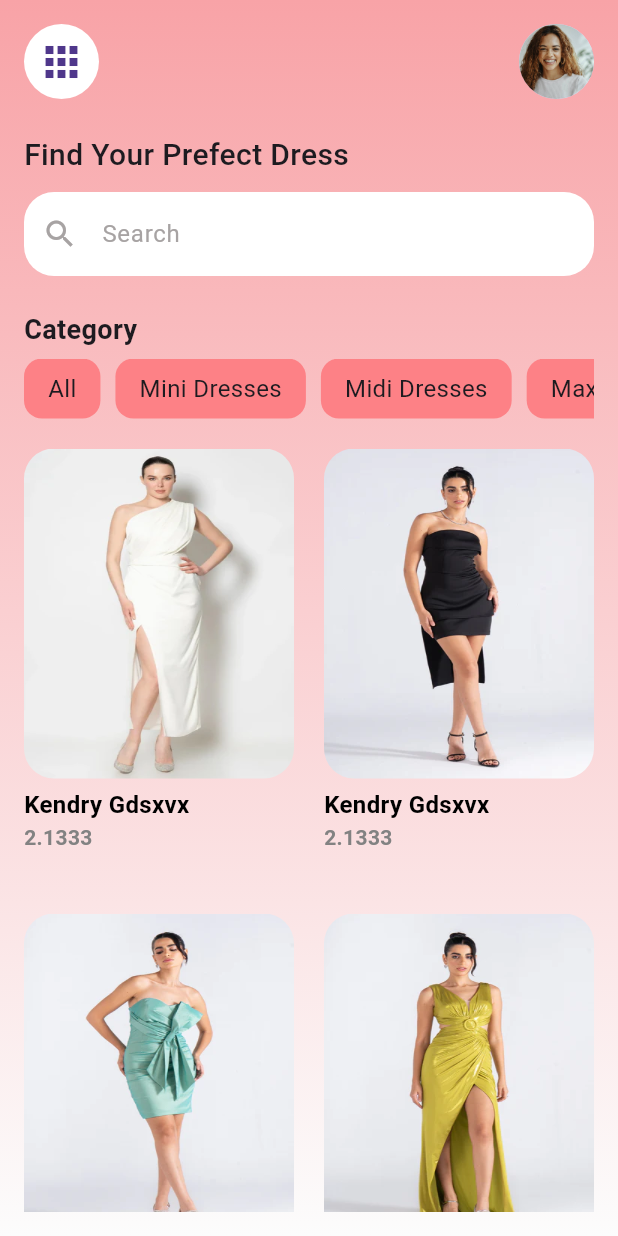
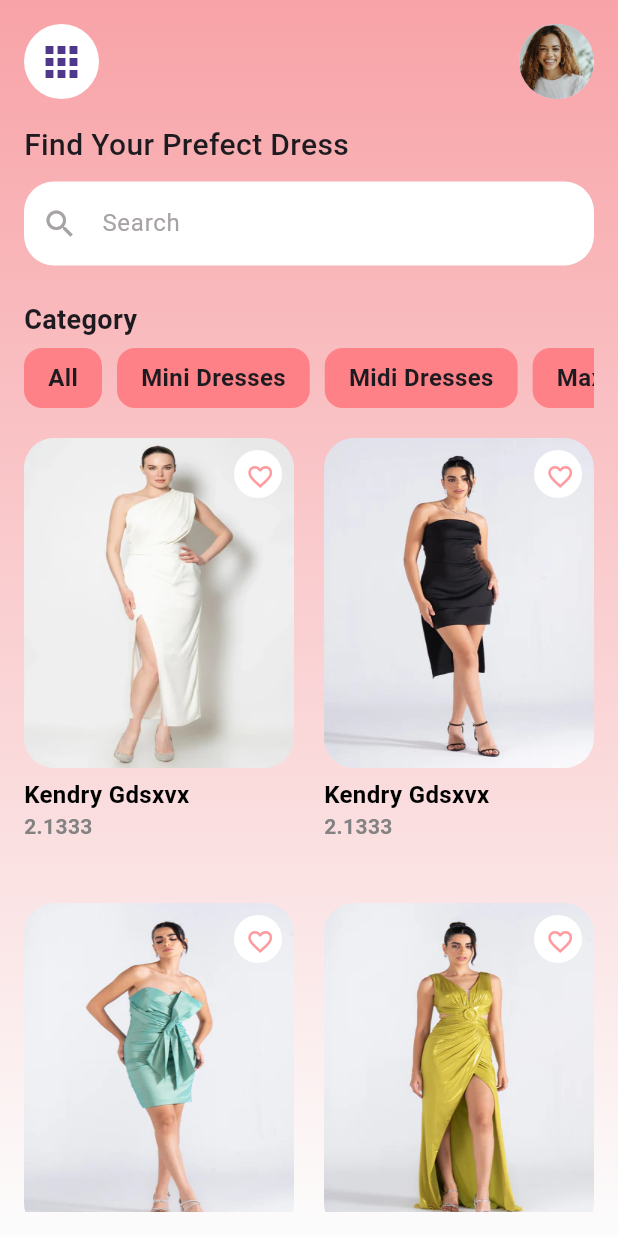
Before and after one commit to MarianAdly21/Dress-Store, a Flutter app: the screen it shows after launch, on a phone screen of 412 x 824 dp. Run offline on Flutter 3.47's test engine with Material 3 defaults, Android fonts, the phone set to English and light mode, and no system bars; project files that could hold a hidden picture were left out.

Commit message:
add favorite button

```diff
--- a/lib/features/Home/screens/home_screen.dart
+++ b/lib/features/Home/screens/home_screen.dart
@@ -47,7 +47,7 @@ class HomeScreen extends StatelessWidget {
                 ],
               ),
               Padding(
-                padding: const EdgeInsets.symmetric(vertical: 23),
+                padding: const EdgeInsets.only(bottom: 23, top: 16),
                 child: Column(
                   crossAxisAlignment: CrossAxisAlignment.start,
                   children: [
--- a/lib/features/Home/widgets/category_list.dart
+++ b/lib/features/Home/widgets/category_list.dart
@@ -18,7 +18,7 @@ class CategoryList extends StatelessWidget {
           scrollDirection: Axis.horizontal,
           itemCount: categories.length,
           itemBuilder: (context, index) {
-            return _categoryCustomWidget(
+            return _CategoryCustomWidget(
               categoryModel: categories[index],
             );
           }),
@@ -26,8 +26,8 @@ class CategoryList extends StatelessWidget {
   }
 }
 
-class _categoryCustomWidget extends StatelessWidget {
-  const _categoryCustomWidget({
+class _CategoryCustomWidget extends StatelessWidget {
+  const _CategoryCustomWidget({
     super.key,
     required this.categoryModel,
   });
@@ -38,7 +38,7 @@ class _categoryCustomWidget extends StatelessWidget {
     return GestureDetector(
       onTap: () {},
       child: Container(
-        margin:const EdgeInsets.only(right: 10),
+        margin: const EdgeInsets.only(right: 10),
         decoration: BoxDecoration(
             borderRadius: BorderRadius.circular(12), color: Color(0xffFD8186)),
         child: Center(
@@ -46,7 +46,10 @@ class _categoryCustomWidget extends StatelessWidget {
           padding: const EdgeInsets.symmetric(vertical: 8, horizontal: 16),
           child: Text(
             categoryModel.categoryName,
-            style:const TextStyle(fontSize: 16),
+            style: const TextStyle(
+              fontSize: 16,
+              fontWeight: FontWeight.bold,
+            ),
           ),
         )),
       ),
--- a/lib/features/Home/widgets/items_grid.dart
+++ b/lib/features/Home/widgets/items_grid.dart
@@ -58,6 +58,7 @@ class _ItemCutomWidget extends StatelessWidget {
   Widget build(BuildContext context) {
     return Column(
       children: [
+        Stack(alignment: Alignment.topRight, children: [
           Container(
             height: 220,
             width: 190,
@@ -69,6 +70,22 @@ class _ItemCutomWidget extends StatelessWidget {
               ),
             ),
           ),
+          Padding(
+            padding: const EdgeInsets.all(8),
+            child: CircleAvatar(
+              radius: 16,
+              backgroundColor: Colors.white,
+              child: IconButton(
+                onPressed: () {},
+                icon: const Icon(
+                  Icons.favorite_border_outlined,
+                  size: 19,
+                  color: Color(0xffFF9A9F),
+                ),
+              ),
+            ),
+          )
+        ]),
         const SizedBox(
           height: 6,
         ),
```
Lines whose indentation alone changed are shown as unchanged.
